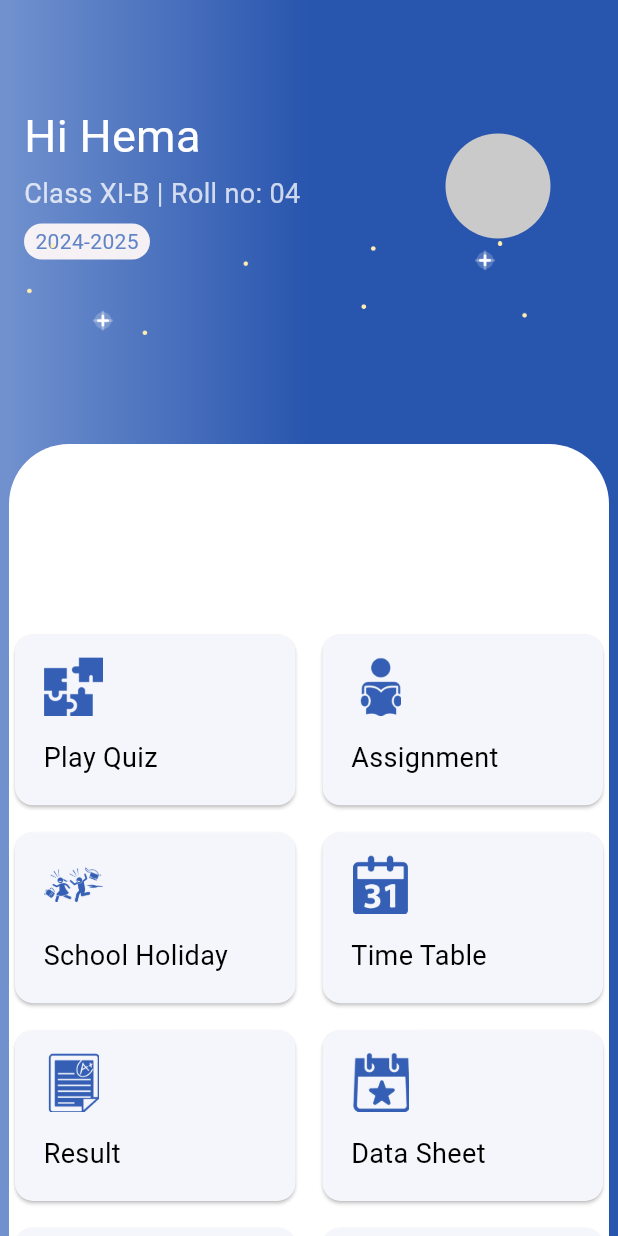
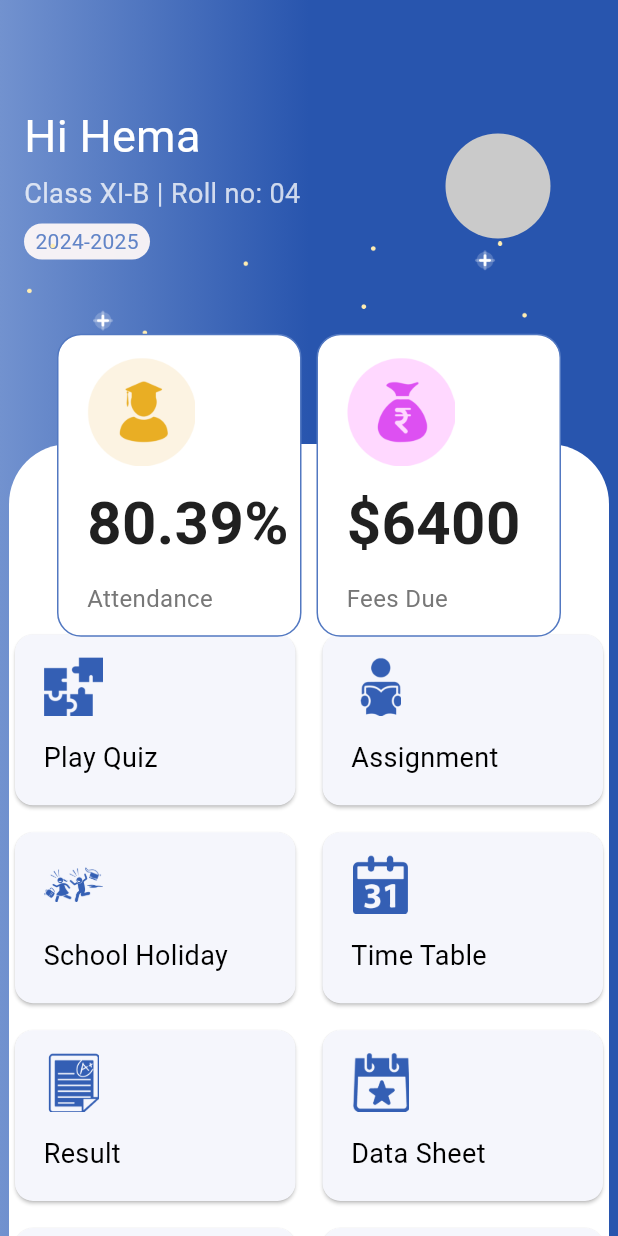
Before and after one commit to ibrahim22khaled/schoolapp, a Flutter app: the Dashboard screen opened directly, on a phone screen of 412 x 824 dp. Run offline on Flutter 3.47's test engine with Material 3 defaults, Android fonts, the phone set to English and light mode, and no system bars.

Commit message:
edit dashboard

```diff
--- a/lib/features/dashboard/dashboard.dart
+++ b/lib/features/dashboard/dashboard.dart
@@ -1,7 +1,8 @@
 import 'package:flutter/material.dart';
-import 'package:schoolapp/core/constants.dart';
-import 'package:schoolapp/features/dashboard/widgets/custom_container.dart';
-import 'package:schoolapp/features/dashboard/widgets/dashboard_details.dart';
+
+import '../../core/constants.dart';
+import 'widgets/custom_container.dart';
+import 'widgets/dashboard_details.dart';
 
 class Dashboard extends StatelessWidget {
   const Dashboard({super.key});
@@ -9,39 +10,37 @@ class Dashboard extends StatelessWidget {
   @override
   Widget build(BuildContext context) {
     return Scaffold(
-      body:
-        Stack(
-          children:[
-            Positioned(
-          top: 204,
-          left: 16,
-          child: CustomContainer(
-            image: "assets/images/attendence.png",
-            title: "80.39%",
-            subtitle: "Attendance",
-          ),
-        ),
-        Positioned(
-          top: 204,
-          left: 196,
-          child: CustomContainer(
-            image: "assets/images/fees.png",
-            title: "\$6400",
-            subtitle: "Fees Due",
-          ),
-        ),
+      body: Stack(alignment: Alignment.center, children: [
         Container(
           width: double.infinity,
           height: double.infinity,
           decoration: BoxDecoration(
               gradient: LinearGradient(
-             begin:  Alignment.topCenter,
+                  begin: Alignment.topCenter,
                   end: Alignment.topLeft,
-              colors: [Color(KfirstColor), Color(Ksecondcolor)])
-          ),
+                  colors: [Color(KfirstColor), Color(Ksecondcolor)])),
           child: DashboardDetails(),
         ),
-       ] ),
+        Positioned(
+
+          top: MediaQuery.of(context).size.height * 0.27,
+          child: Row(
+            children: [
+              CustomContainer(
+                image: "assets/images/attendence.png",
+                title: "80.39%",
+                subtitle: "Attendance",
+              ),
+              const SizedBox(width: 10),
+              CustomContainer(
+                image: "assets/images/fees.png",
+                title: "\$6400",
+                subtitle: "Fees Due",
+              ),
+            ],
+          ),
+        ),
+      ]),
     );
   }
 }
```
Lines whose indentation alone changed are shown as unchanged.
